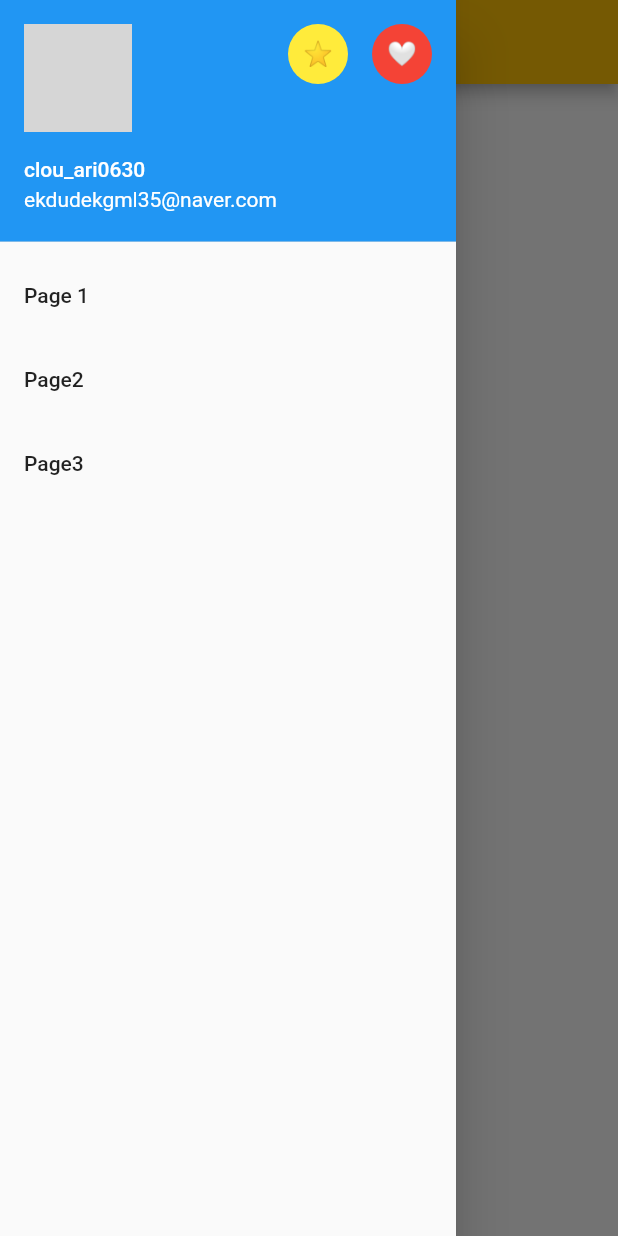
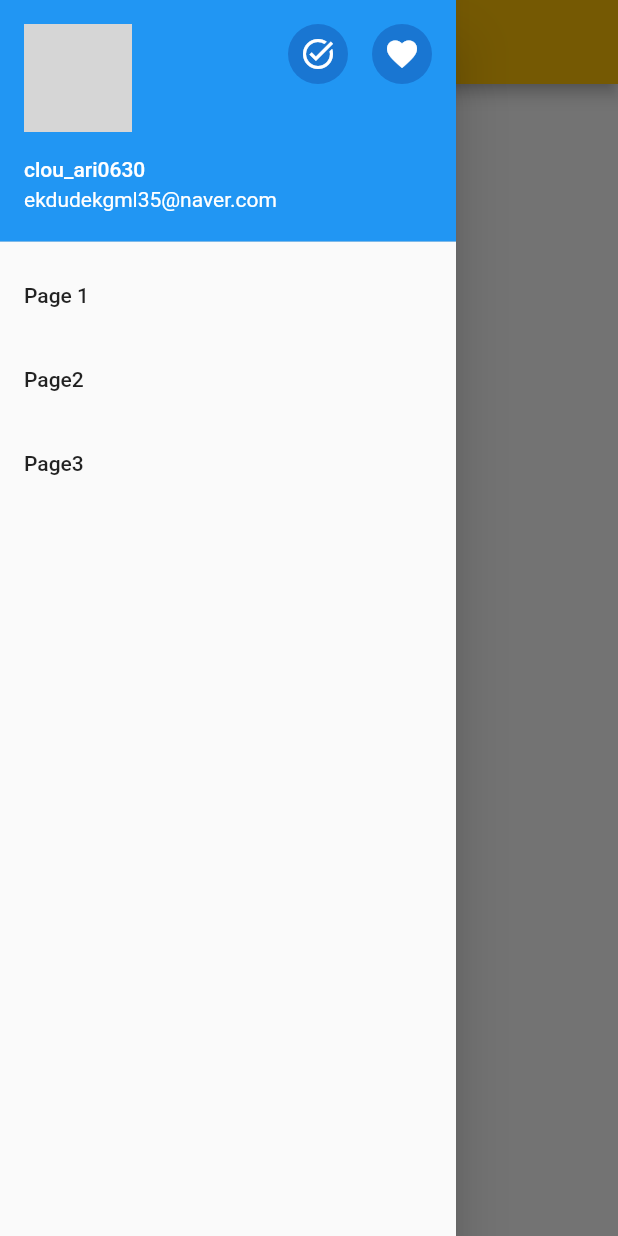
Before and after one commit to clouari/flutter_movie, a Flutter app: the screen it shows after launch, with the side drawer open, on a phone screen of 412 x 824 dp. Run offline on Flutter 3.47's test engine with Material 2 defaults, Android fonts, the phone set to English and light mode, and no system bars; network calls fail; grey boxes are pictures that could not be loaded.

Commit message:
앱바에 있는 아이콘 변경

```diff
--- a/lib/ui/new/new_screen.dart
+++ b/lib/ui/new/new_screen.dart
@@ -16,13 +16,14 @@ class NewScreen extends StatelessWidget {
       ),
       otherAccountsPictures: <Widget>[
         CircleAvatar(
-          backgroundColor: Colors.yellow,
-          child: Text('⭐️'),
+          child: Icon(
+            Icons.task_alt_outlined,
+          ),
         ),
         CircleAvatar(
-          backgroundColor: Colors.red,
-          child: Text('🤍'),
-        )
+            child: Icon(
+          Icons.favorite_outlined,
+        ))
       ],
     );
     final drawerItems = ListView(
```
